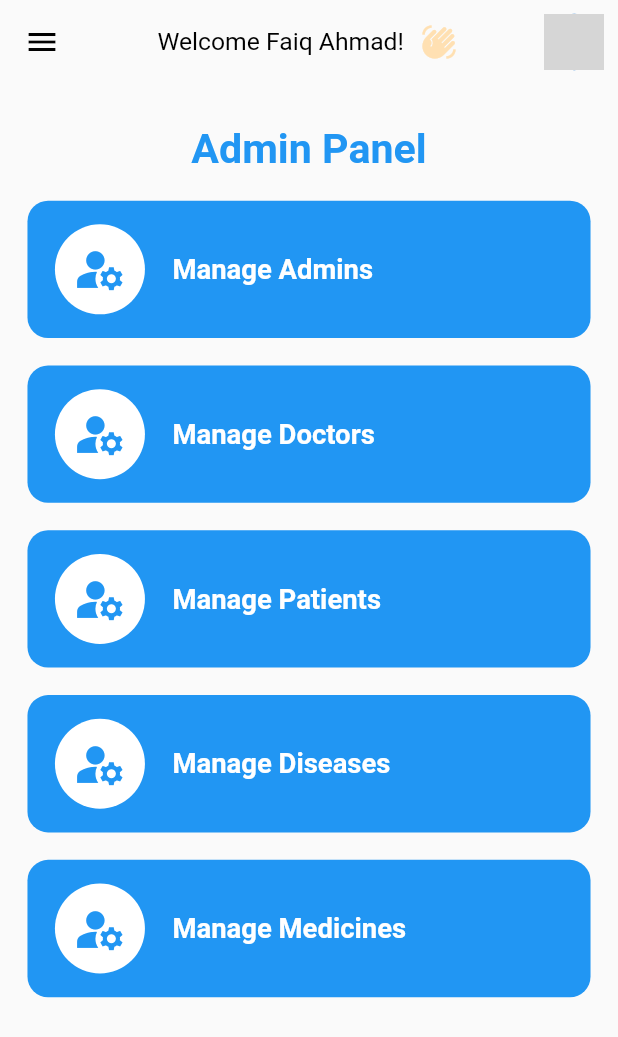
After one commit to realfaiq/Health-Demic, a Flutter app: the AdminHomeScreen screen opened by its route, on a phone screen of 412 x 824 dp. The commit adds this screen. Shown: the top 1037 px of the screen. Run offline on Flutter 3.47's test engine with Material 2 defaults, Android fonts, the phone set to English and light mode, and no system bars; our stand-ins replace flutter_screenutil; network calls fail; grey boxes are pictures that could not be loaded.

Commit message:
Admin Flow Inititaed

```diff
--- /dev/null
+++ b/lib/screens/Admin/admin_Home_Screen.dart
@@ -0,0 +1,72 @@
+import 'package:flutter/material.dart';
+import 'package:flutter_screenutil/flutter_screenutil.dart';
+import '../../widgets/Common Widgets/Drawer.dart';
+import '../../widgets/Admin Widgets/Home_Box.dart';
+
+class AdminHomeScreen extends StatelessWidget {
+  const AdminHomeScreen({super.key});
+  static const routeName = '/admin-home-screen';
+
+  @override
+  Widget build(BuildContext context) {
+    return Scaffold(
+      drawer: MainDrawer(),
+      appBar: (AppBar(
+        iconTheme: IconThemeData(color: Colors.black),
+        backgroundColor: Colors.transparent,
+        elevation: 0,
+        title: Row(mainAxisAlignment: MainAxisAlignment.center, children: [
+          Text(
+            'Welcome Faiq Ahmad!',
+            style: Theme.of(context).textTheme.titleMedium,
+          ),
+          SizedBox(
+            width: 10.w,
+          ),
+          Icon(
+            Icons.waving_hand,
+            color: Colors.orange.shade100,
+          ),
+        ]),
+        actions: [
+          Padding(
+              padding: EdgeInsets.all(10.sp),
+              child: CircleAvatar(
+                backgroundImage: NetworkImage(
+                    'https://images.unsplash.com/photo-1517841905240-472988babdf9?ixlib=rb-4.0.3&ixid=MnwxMjA3fDB8MHxwaG90by1wYWdlfHx8fGVufDB8fHx8&auto=format&fit=crop&w=387&q=80'),
+              ))
+        ],
+      )),
+      body: ListView(
+        padding: EdgeInsets.symmetric(horizontal: 20.sp, vertical: 30.sp),
+        children: [
+          Text(
+            'Admin Panel',
+            style: Theme.of(context).textTheme.titleLarge,
+            textAlign: TextAlign.center,
+          ),
+          SizedBox(
+            height: 20.h,
+          ),
+          HomeBox('Manage Admins'),
+          SizedBox(
+            height: 20.h,
+          ),
+          HomeBox('Manage Doctors'),
+          SizedBox(
+            height: 20.h,
+          ),
+          HomeBox('Manage Patients'),
+          SizedBox(
+            height: 20.h,
+          ),
+          HomeBox('Manage Diseases'),
+          SizedBox(
+            height: 20.h,
+          ),
+          HomeBox('Manage Medicines'),
+        ],
+      ),
+    );
+  }
+}
--- a/lib/screens/Common/log_In_Screen.dart
+++ b/lib/screens/Common/log_In_Screen.dart
@@ -3,6 +3,7 @@ import 'package:flutter_screenutil/flutter_screenutil.dart';
 import './sign_up_Screen.dart';
 import '../Patient/patient_Home_Screen.dart';
 import '../Doctor/doctor_Home_Screen.dart';
+import '../Admin/admin_Home_Screen.dart';
 
 class LogInScreen extends StatefulWidget {
   const LogInScreen({super.key});
@@ -82,7 +83,9 @@ class _LogInScreenState extends State<LogInScreen> {
                             context, DoctorHomeScreen.routeName);
                       } else if (emailController.text ==
                               'ahmadfaiq46@gmail.com' &&
-                          passwordController.text == 'faiq123') {}
+                          passwordController.text == 'faiq123') {
+                        Navigator.pushNamed(context, AdminHomeScreen.routeName);
+                      }
                     },
                     child: Text(
                       'Log In',
--- /dev/null
+++ b/lib/widgets/Admin Widgets/Home_Box.dart
@@ -0,0 +1,47 @@
+import 'package:flutter/material.dart';
+import 'package:flutter_screenutil/flutter_screenutil.dart';
+
+class HomeBox extends StatelessWidget {
+  final String manageType;
+
+  HomeBox(this.manageType);
+
+  @override
+  Widget build(BuildContext context) {
+    return Container(
+      padding: EdgeInsets.symmetric(horizontal: 20.sp),
+      height: 100.h,
+      width: double.infinity,
+      decoration: BoxDecoration(
+          color: Theme.of(context).primaryColor,
+          borderRadius: BorderRadius.all(Radius.circular(15.r))),
+      child: Row(
+          crossAxisAlignment: CrossAxisAlignment.center,
+          mainAxisAlignment: MainAxisAlignment.start,
+          children: [
+            CircleAvatar(
+              radius: 30.0,
+              backgroundColor: Theme.of(context).accentColor,
+              child: Icon(
+                Icons.manage_accounts,
+                color: Theme.of(context).primaryColor,
+                size: 40.sp,
+              ),
+            ),
+            SizedBox(
+              width: 20.h,
+            ),
+            Expanded(
+              child: Text(
+                manageType,
+                style: TextStyle(
+                    color: Theme.of(context).accentColor,
+                    fontFamily: 'Roboto',
+                    fontSize: 20.sp,
+                    fontWeight: FontWeight.bold),
+              ),
+            )
+          ]),
+    );
+  }
+}
```
Also changed, not shown: lib/main.dart (+7 -0 lines), lib/screens/Doctor/practice_Confirmation_Screen.dart (added, +156 -0 lines), lib/widgets/Doctor Widgets/Practice_Box.dart (+9 -1 lines), lib/widgets/Doctor Widgets/Practice_Form.dart (added, +143 -0 lines).
